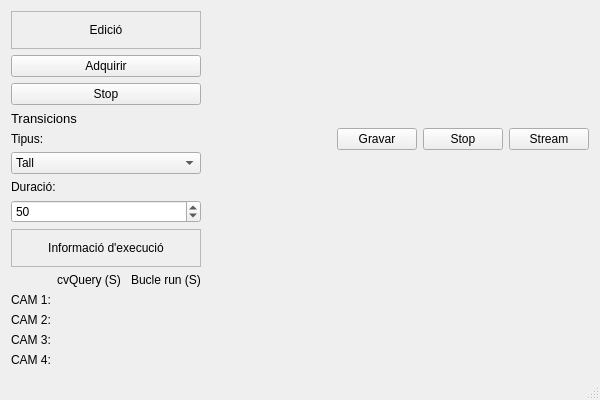
Before: the Qt Designer form mainwindow.ui in acamara/videoview, drawn with Qt 5.
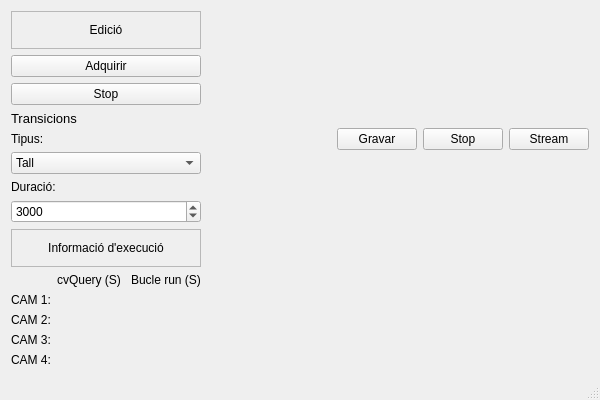
After: the same form once the commit is applied.

Diff of the .ui file:
```diff
--- a/mainwindow.ui
+++ b/mainwindow.ui
@@ -115,13 +115,13 @@
         <item>
          <widget class="QSpinBox" name="spinBox_duracio">
           <property name="minimum">
-           <number>10</number>
+           <number>50</number>
           </property>
           <property name="maximum">
-           <number>100</number>
+           <number>5000</number>
           </property>
           <property name="value">
-           <number>50</number>
+           <number>3000</number>
           </property>
          </widget>
         </item>
```
